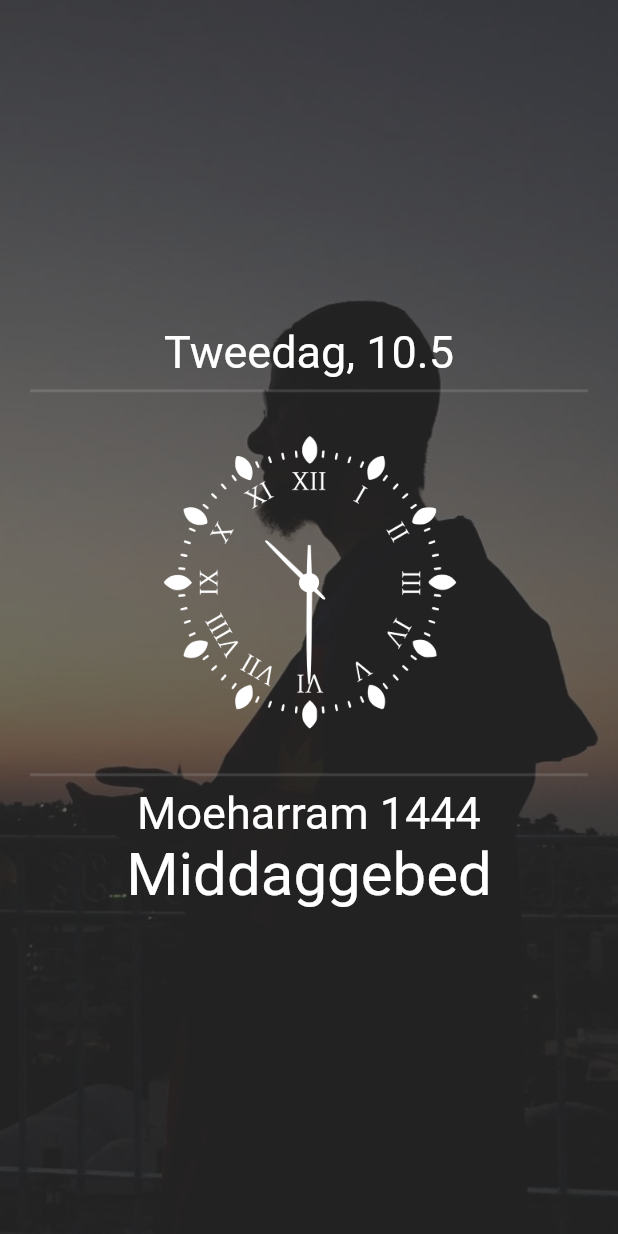
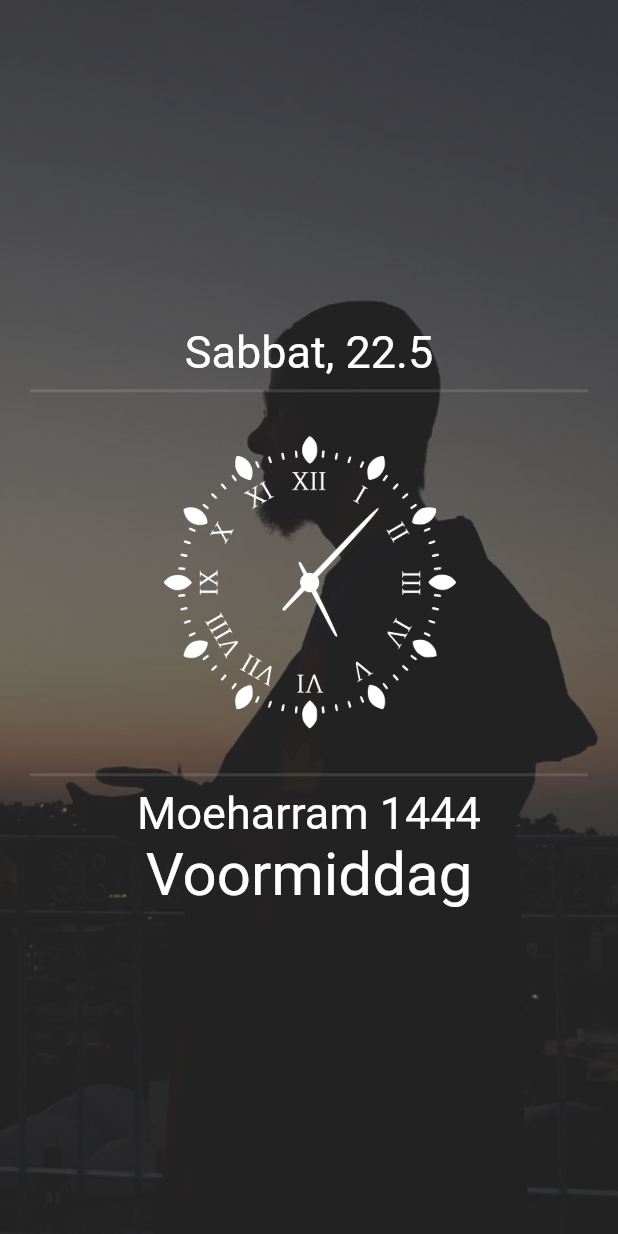
Before and after one commit to thysia-zosa/sundial, a Flutter app: the screen it shows after launch, on a phone screen of 412 x 824 dp. Run offline on Flutter 3.47's test engine with Material 2 defaults, Android fonts, the phone set to English and light mode, and no system bars; Roboto replaces fonts that are missing (Gentium).

Commit message:
feat: implement sundial

```diff
--- a/lib/src/schermen/thuis_scherm.dart
+++ b/lib/src/schermen/thuis_scherm.dart
@@ -1,7 +1,11 @@
 import 'dart:async';
 
 import 'package:flutter/material.dart';
+import 'package:zonnewijzer/src/gereedschappen/daten.dart';
+import 'package:zonnewijzer/src/logica/kalender.dart';
 import 'dart:math' as math;
+
+import 'package:zonnewijzer/src/modellen/zonnetijd.dart';
 
 class ThuisScherm extends StatefulWidget {
   const ThuisScherm({Key? key}) : super(key: key);
@@ -12,24 +16,25 @@ class ThuisScherm extends StatefulWidget {
 }
 
 class _ThuisSchermState extends State<ThuisScherm> {
+  final Kalender kalender = Kalender();
   double _hours = 0;
   double _minutes = 0;
 
-  @override
-  void initState() {
-    // TODO: implement initState
-    super.initState();
-    _calculateTime();
-  }
+  // @override
+  // void initState() {
+  //   // TODO: implement initState
+  //   super.initState();
+  //   _calculateTime();
+  // }
 
-  void _calculateTime() {
-    DateTime now = DateTime.now();
-    setState(() {
-      _hours = now.hour + now.minute / 60;
-      _minutes = now.minute + now.second / 60;
-      Timer(Duration(seconds: 5), _calculateTime);
-    });
-  }
+  // void _calculateTime() {
+  //   DateTime now = DateTime.now();
+  //   setState(() {
+  //     _hours = now.hour + now.minute / 60;
+  //     _minutes = now.minute + now.second / 60;
+  //     Timer(Duration(seconds: 5), _calculateTime);
+  //   });
+  // }
 
   @override
   Widget build(BuildContext context) {
@@ -46,11 +51,19 @@ class _ThuisSchermState extends State<ThuisScherm> {
           child: Center(
             child: Padding(
               padding: const EdgeInsets.all(20.0),
-              child: Column(
+              child: StreamBuilder<Zonnetijd>(
+                  stream: kalender.krijgZonnetijdStroom(),
+                  builder: (context, snapshot) {
+                    print(snapshot.data?.uur);
+                    return !snapshot.hasData
+                        ? Center(
+                            child: CircularProgressIndicator(),
+                          )
+                        : Column(
                             mainAxisAlignment: MainAxisAlignment.center,
                             children: [
                               Text(
-                    'Tweedag, 10.5',
+                                '${talen['nederlands']['weekdagen'][snapshot.data!.weekdag]}, ${snapshot.data!.dag}.${snapshot.data!.joodseMaand}',
                                 style: TextStyle(
                                   fontFamily: 'Gentium',
                                   fontSize: 30.0,
@@ -66,28 +79,35 @@ class _ThuisSchermState extends State<ThuisScherm> {
                                     Container(
                                       decoration: BoxDecoration(
                                         image: DecorationImage(
-                              image: AssetImage('assets/images/clock1.png'),
+                                          image: AssetImage(
+                                              'assets/images/clock1.png'),
                                           fit: BoxFit.contain,
                                         ),
                                       ),
                                       height: 200,
                                     ),
                                     Container(
-                          transform: Matrix4.rotationZ(_hours * math.pi / 6),
-                          transformAlignment: FractionalOffset.center,
+                                      transform: Matrix4.rotationZ(
+                                          snapshot.data!.uur * math.pi / 6),
+                                      transformAlignment:
+                                          FractionalOffset.center,
                                       decoration: const BoxDecoration(
                                         image: DecorationImage(
-                                image: AssetImage('assets/images/hour.png'),
+                                            image: AssetImage(
+                                                'assets/images/hour.png'),
                                             fit: BoxFit.contain),
                                       ),
                                       height: 200,
                                     ),
                                     Container(
-                          transform: Matrix4.rotationZ(_minutes * math.pi / 30),
-                          transformAlignment: FractionalOffset.center,
+                                      transform: Matrix4.rotationZ(
+                                          snapshot.data!.uur * math.pi * 2),
+                                      transformAlignment:
+                                          FractionalOffset.center,
                                       decoration: const BoxDecoration(
                                         image: DecorationImage(
-                              image: AssetImage('assets/images/minute1.png'),
+                                          image: AssetImage(
+                                              'assets/images/minute1.png'),
                                           fit: BoxFit.contain,
                                         ),
                                       ),
@@ -100,21 +120,24 @@ class _ThuisSchermState extends State<ThuisScherm> {
                                 thickness: 2.0,
                               ),
                               Text(
-                    'Moeharram 1444',
+                                '${talen['nederlands']['maanden'][snapshot.data?.hidjriMaand ?? 0]} ${snapshot.data?.hidjriJaar ?? 0}',
                                 style: TextStyle(
                                   fontFamily: 'Gentium',
                                   fontSize: 30.0,
                                 ),
                               ),
                               Text(
-                    'Middaggebed',
+                                talen['nederlands']['groeten'][
+                                    tijden.indexWhere((element) =>
+                                        element <= (snapshot.data?.uur ?? 0))],
                                 style: TextStyle(
                                   fontFamily: 'Gentium',
                                   fontSize: 40.0,
                                 ),
                               ),
                             ],
-              ),
+                          );
+                  }),
             ),
           ),
         ),
```
Lines whose indentation alone changed are shown as unchanged.
